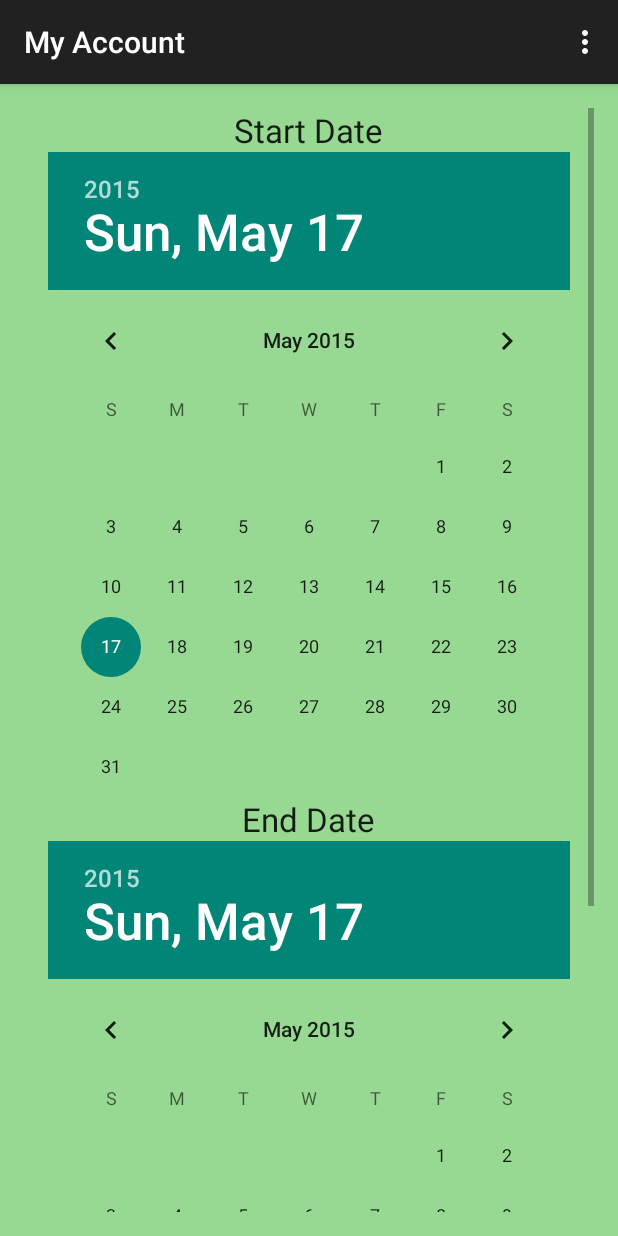
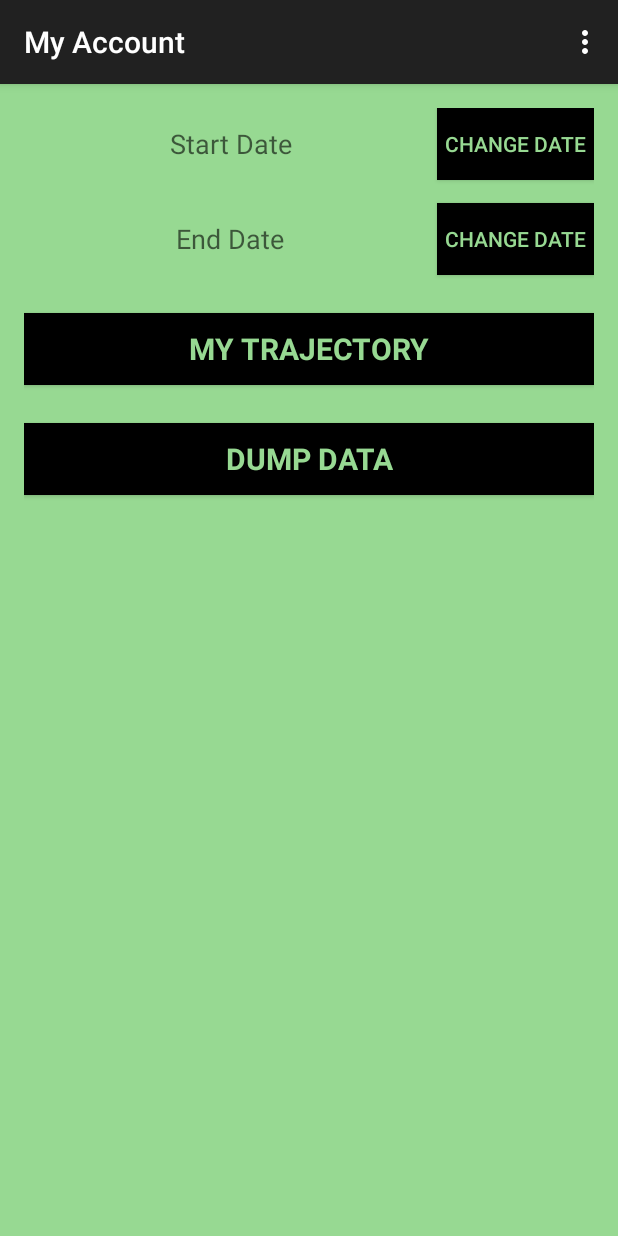
Before and after one commit to BrandonSoto/GeoTracker, an Android app: the MyAccount screen opened directly, with no data from a screen before it, on a phone screen of 412 x 824 dp. Run offline under Robolectric (Android 15) with nearby library versions, the phone set to English and light mode, and no system bars.

Commit message:
Added DatePickerDialogs to MyAccount

```diff
--- a/app/src/main/java/edu/uw/ProjectMayhem/MyAccount.java
+++ b/app/src/main/java/edu/uw/ProjectMayhem/MyAccount.java
@@ -7,6 +7,7 @@
  */
 package edu.uw.ProjectMayhem;
 
+import android.app.DatePickerDialog;
 import android.content.ComponentName;
 import android.content.Intent;
 import android.content.SharedPreferences;
@@ -21,8 +22,7 @@ import android.view.MenuItem;
 import android.view.View;
 import android.widget.Button;
 import android.widget.DatePicker;
-import android.widget.EditText;
-import android.widget.Toast;
+import android.widget.TextView;
 
 import org.json.JSONException;
 import org.json.JSONObject;
@@ -32,23 +32,29 @@ import java.io.IOException;
 import java.io.InputStreamReader;
 import java.net.HttpURLConnection;
 import java.net.URL;
+import java.text.SimpleDateFormat;
 import java.util.Calendar;
 import java.util.List;
+import java.util.Locale;
 
 /**
  * Displays the user's account information.
  */
-public class MyAccount extends ActionBarActivity {
+public class MyAccount extends ActionBarActivity implements View.OnClickListener {
+    private static final SimpleDateFormat DATE_FORMATTER = new SimpleDateFormat("MM-dd-yyyy", Locale.US);
 
-    /** start date datepicker. */
-    private DatePicker mStartDate;
-
-    /** end date datepicker. */
-    private DatePicker mEndDate;
+    private TextView mStartDateText;
+    private TextView mEndDateText;
+    private Button mStartButton;
+    private Button mEndButton;
+    private DatePickerDialog mStartDateDialog;
+    private DatePickerDialog mEndDateDialog;
+    private Calendar mStartCalendar;
+    private Calendar mEndCalendar;
 
     /**
      * onCreate() generates MyAccount
-     *  {@inheritDoc}
+     * {@inheritDoc}
      */
     @Override
     protected void onCreate(Bundle savedInstanceState) {
@@ -70,8 +76,14 @@ public class MyAccount extends ActionBarActivity {
         final String uid = prefs.getString("uid", "");
         Log.d("MyAccount", "User id is:" + uid);
 
-        mStartDate = (DatePicker) findViewById(R.id.start_date);
-        mEndDate = (DatePicker) findViewById(R.id.end_date);
+        mStartCalendar = Calendar.getInstance();
+        mEndCalendar = Calendar.getInstance();
+
+        mStartDateText = (TextView) findViewById(R.id.start_date_textview);
+        mEndDateText = (TextView) findViewById(R.id.end_date_textview);
+
+        mStartButton = (Button) findViewById(R.id.start_date_button);
+        mEndButton = (Button) findViewById(R.id.end_date_button);
 
         Button mTrajectoryButton = (Button) findViewById(R.id.trajectory_button);
         mTrajectoryButton.setOnClickListener(new View.OnClickListener() {
@@ -112,7 +124,7 @@ public class MyAccount extends ActionBarActivity {
 
                             JSONObject o = new JSONObject(response);
 
-                            if(o.get("result").equals("success")) {
+                            if (o.get("result").equals("success")) {
 
                                 Log.d("MyAccount", "Data uploaded successfully.");
 
@@ -129,19 +141,42 @@ public class MyAccount extends ActionBarActivity {
                 myData.deleteAllMovement();
             }
         });
+
+        setupDateDialogs();
     }
+
+    private void setupDateDialogs() {
+        final Calendar initial_calendar = Calendar.getInstance();
+        final String start = getString(R.string.start_date);
+        final String end = getString(R.string.end_date);
+
+
+        mStartDateDialog = new DatePickerDialog(this, new DatePickerDialog.OnDateSetListener() {
+            public void onDateSet(DatePicker view, int year, int monthOfYear, int dayOfMonth) {
+                mStartCalendar.set(year, monthOfYear, dayOfMonth);
+                mStartDateText.setText(start + ": " + DATE_FORMATTER.format(mStartCalendar.getTime()));
+            }
+        }, initial_calendar.get(Calendar.YEAR), initial_calendar.get(Calendar.MONTH),
+                initial_calendar.get(Calendar.DAY_OF_MONTH));
+
+        mEndDateDialog = new DatePickerDialog(this, new DatePickerDialog.OnDateSetListener() {
+            public void onDateSet(DatePicker view, int year, int monthOfYear, int dayOfMonth) {
+                mEndCalendar.set(year, monthOfYear, dayOfMonth);
+                mEndDateText.setText(end + ": " + DATE_FORMATTER.format(mEndCalendar.getTime()));
+            }
+        }, initial_calendar.get(Calendar.YEAR), initial_calendar.get(Calendar.MONTH),
+                initial_calendar.get(Calendar.DAY_OF_MONTH));
+    }
+
 
     /**
      * Transitions to the trajectory screen.
      */
     private void myTrajectory(View view) {
-        Intent trajectoryIntent = new Intent(this, MyTrajectory.class);
-        Calendar startCal = Calendar.getInstance();
-        startCal.set(mStartDate.getYear(), mStartDate.getMonth(), mStartDate.getDayOfMonth());
-        Calendar endCal = Calendar.getInstance();
-        endCal.set(mEndDate.getYear(), mEndDate.getMonth(), mEndDate.getDayOfMonth());
-        trajectoryIntent.putExtra("Start Date", startCal.getTime());
-        trajectoryIntent.putExtra("End Date", endCal.getTime());
+        final Intent trajectoryIntent = new Intent(this, MyTrajectory.class);
+        trajectoryIntent.putExtra("Start Date", mStartCalendar.getTime());
+        trajectoryIntent.putExtra("End Date", mEndCalendar.getTime());
+
         startActivity(trajectoryIntent);
     }
 
@@ -173,6 +208,15 @@ public class MyAccount extends ActionBarActivity {
         return super.onOptionsItemSelected(item);
     }
 
+    @Override
+    public void onClick(View v) {
+        if (v == mStartButton) {
+            mStartDateDialog.show();
+        } else if (v == mEndButton) {
+            mEndDateDialog.show();
+        }
+    }
+
     /**
      * Represents an asynchronous task to sumbit a location update
      */
@@ -197,7 +241,9 @@ public class MyAccount extends ActionBarActivity {
         }
 
 
-        /** {@inheritDoc} */
+        /**
+         * {@inheritDoc}
+         */
         @Override
         protected String doInBackground(Void... params) {
 
@@ -208,13 +254,12 @@ public class MyAccount extends ActionBarActivity {
             URL url = null;
             String response = null;
             String parameters = ("?lat=" + latitude
-                                + "&lon=" + longitude
-                                + "&speed=" + speed
-                                + "&heading=" + heading
-                                + "&source=" + userid
-                                + "&timestamp=" + timestamp);
-            try
-            {
+                    + "&lon=" + longitude
+                    + "&speed=" + speed
+                    + "&heading=" + heading
+                    + "&source=" + userid
+                    + "&timestamp=" + timestamp);
+            try {
                 Log.d("MyAccount", "Sending url: " + webURL + parameters);
                 url = new URL(webURL + parameters);
                 connection = (HttpURLConnection) url.openConnection();
@@ -230,16 +275,16 @@ public class MyAccount extends ActionBarActivity {
                 isr.close();
                 reader.close();
 
-            }
-            catch(IOException e)
-            {
+            } catch (IOException e) {
                 System.err.println("Something bad happened while sending HTTP GET");
             }
 
             return result;
         }
 
-        /** {@inheritDoc} */
+        /**
+         * {@inheritDoc}
+         */
         @Override
         protected void onPostExecute(final String result) {
 
--- a/app/src/main/res/layout/activity_my_account.xml
+++ b/app/src/main/res/layout/activity_my_account.xml
@@ -1,73 +1,96 @@
-<ScrollView
+<RelativeLayout
     android:id="@+id/login_form"
+    xmlns:android="http://schemas.android.com/apk/res/android"
+    xmlns:tools="http://schemas.android.com/tools"
     android:layout_width="match_parent"
     android:layout_height="match_parent"
-        xmlns:android="http://schemas.android.com/apk/res/android"
-        xmlns:tools="http://schemas.android.com/tools"
+    android:background="#ff97d992"
+    android:paddingBottom="@dimen/activity_vertical_margin"
     android:paddingLeft="@dimen/activity_horizontal_margin"
     android:paddingRight="@dimen/activity_horizontal_margin"
     android:paddingTop="@dimen/activity_vertical_margin"
-        android:paddingBottom="@dimen/activity_vertical_margin"
-        tools:context=".MyAccount"
-        android:background="#ff97d992">
-
-        <LinearLayout
-            android:id="@+id/email_login_form"
-            android:layout_width="match_parent"
-            android:layout_height="wrap_content"
-            android:orientation="vertical">
+    tools:context=".MyAccount">
 
     <TextView
+        android:id="@+id/start_date_textview"
+        android:layout_width="150dp"
+        android:layout_height="wrap_content"
+        android:layout_above="@+id/end_date_button"
+        android:layout_alignParentStart="true"
+        android:layout_alignParentTop="true"
+        android:layout_toStartOf="@+id/end_date_button"
+        android:gravity="center"
+        android:hint="@string/start_date"
+        android:textSize="18sp"/>
+
+    <Button
+        android:id="@+id/start_date_button"
         android:layout_width="wrap_content"
         android:layout_height="wrap_content"
-                android:textAppearance="?android:attr/textAppearanceLarge"
-                android:text="Start Date"
-                android:id="@+id/start_date_text"
-                android:layout_gravity="center_horizontal" />
+        android:layout_alignParentEnd="true"
+        android:layout_alignParentTop="true"
+        android:onClick="onClick"
+        android:text="@string/change_date"
+        android:background="#ff000000"
+        android:textColor="#ff97d992"
+        android:padding="5dp"/>
 
-            <DatePicker
+
+    <TextView
+        android:id="@+id/end_date_textview"
+        android:layout_width="150dp"
+        android:layout_height="wrap_content"
+        android:layout_alignBottom="@+id/end_date_button"
+        android:layout_alignParentStart="true"
+        android:layout_below="@+id/start_date_textview"
+        android:layout_toStartOf="@+id/end_date_button"
+        android:gravity="center"
+        android:hint="@string/end_date"
+        android:textSize="18sp"
+        android:layout_marginTop="15dp"/>
+
+
+    <Button
+        android:id="@+id/end_date_button"
         android:layout_width="wrap_content"
         android:layout_height="wrap_content"
-                android:id="@+id/start_date"
-                android:layout_gravity="center_horizontal" />
+        android:layout_alignStart="@+id/start_date_button"
+        android:layout_below="@+id/start_date_button"
+        android:onClick="onClick"
+        android:text="@string/change_date"
+        android:textColor="#ff97d992"
+        android:padding="5dp"
+        android:background="#ff000000"
+        android:layout_marginTop="15dp"/>
 
-            <TextView
-                android:layout_width="wrap_content"
-                android:layout_height="wrap_content"
-                android:textAppearance="?android:attr/textAppearanceLarge"
-                android:text="End Date"
-                android:id="@+id/end_date_text"
-                android:layout_gravity="center_horizontal" />
-
-            <DatePicker
-                android:layout_width="wrap_content"
-                android:layout_height="wrap_content"
-                android:id="@+id/end_date"
-                android:layout_gravity="center_horizontal" />
 
     <Button
         android:id="@+id/trajectory_button"
         style="?android:textAppearanceSmall"
         android:layout_width="match_parent"
         android:layout_height="wrap_content"
-                android:layout_marginTop="16dp"
+        android:layout_alignParentStart="true"
+        android:layout_below="@+id/end_date_button"
+        android:layout_marginTop="25dp"
+        android:background="#ff000000"
         android:text="@string/action_my_trajectory"
-                android:textStyle="bold"
-                android:background="#ff000000"
         android:textColor="#ff97d992"
-                android:textSize="20sp" />
+        android:textSize="20sp"
+        android:textStyle="bold"/>
 
     <Button
         android:id="@+id/dump_data_button"
         style="?android:textAppearanceSmall"
         android:layout_width="match_parent"
         android:layout_height="wrap_content"
-                android:layout_marginTop="16dp"
+        android:layout_alignParentStart="true"
+        android:layout_below="@+id/trajectory_button"
+        android:layout_marginTop="25dp"
+        android:background="#ff000000"
         android:text="@string/dump_data"
-                android:textStyle="bold"
-                android:background="#ff000000"
         android:textColor="#ff97d992"
-                android:textSize="20sp" />
+        android:textSize="20sp"
+        android:textStyle="bold"/>
 
-        </LinearLayout>
-    </ScrollView>
+
+</RelativeLayout>
--- a/app/src/main/res/values/strings.xml
+++ b/app/src/main/res/values/strings.xml
@@ -101,5 +101,8 @@ You will not be notified what information we will gather, NSA style up in this a
     <string name="confirm_pw">Confirm Password</string>
 
     <string name="title_activity_my_trajectory">My Trajectory</string>
+    <string name="change_date">Change Date</string>
+    <string name="start_date">Start Date</string>
+    <string name="end_date">End Date</string>
 
 </resources>
```
Also changed, not shown: 1 other file. Lines whose indentation alone changed are shown as unchanged.
